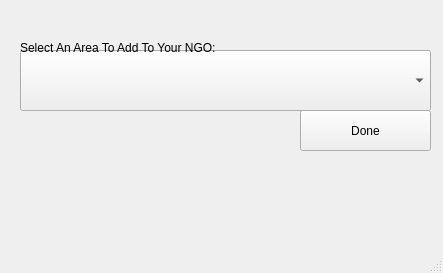
First picture: the form in Screens/NGONewArea.ui, repository msaadg/NGOConnect, before the edit.
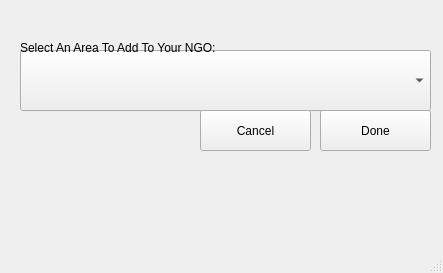
Second picture: the form after the edit.

Commit message: added cancellation buttons and worker search functionality

Patch:
```diff
--- a/Screens/NGONewArea.ui
+++ b/Screens/NGONewArea.ui
@@ -17,9 +17,9 @@
    <widget class="QPushButton" name="areaDoneBtn">
     <property name="geometry">
      <rect>
-      <x>300</x>
+      <x>320</x>
       <y>110</y>
-      <width>131</width>
+      <width>111</width>
       <height>41</height>
      </rect>
     </property>
@@ -50,6 +50,19 @@
      <string>Select An Area To Add To Your NGO:</string>
     </property>
    </widget>
+   <widget class="QPushButton" name="areaCancelBtn">
+    <property name="geometry">
+     <rect>
+      <x>200</x>
+      <y>110</y>
+      <width>111</width>
+      <height>41</height>
+     </rect>
+    </property>
+    <property name="text">
+     <string>Cancel</string>
+    </property>
+   </widget>
   </widget>
   <widget class="QMenuBar" name="menubar">
    <property name="geometry">
```
The commit also changes 27 other files.
